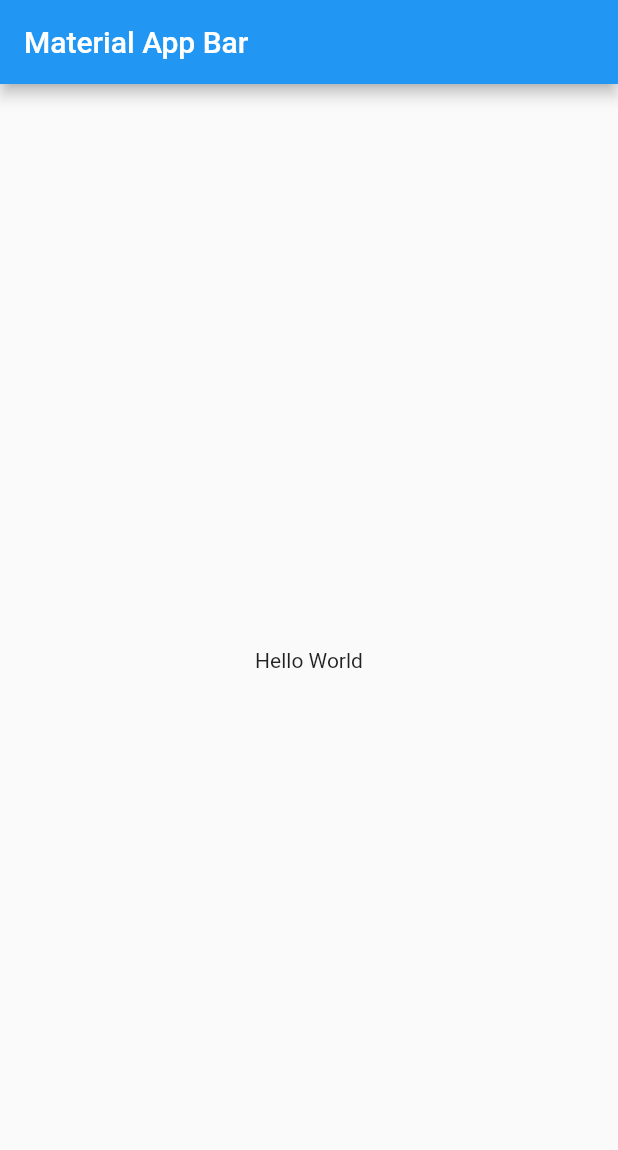
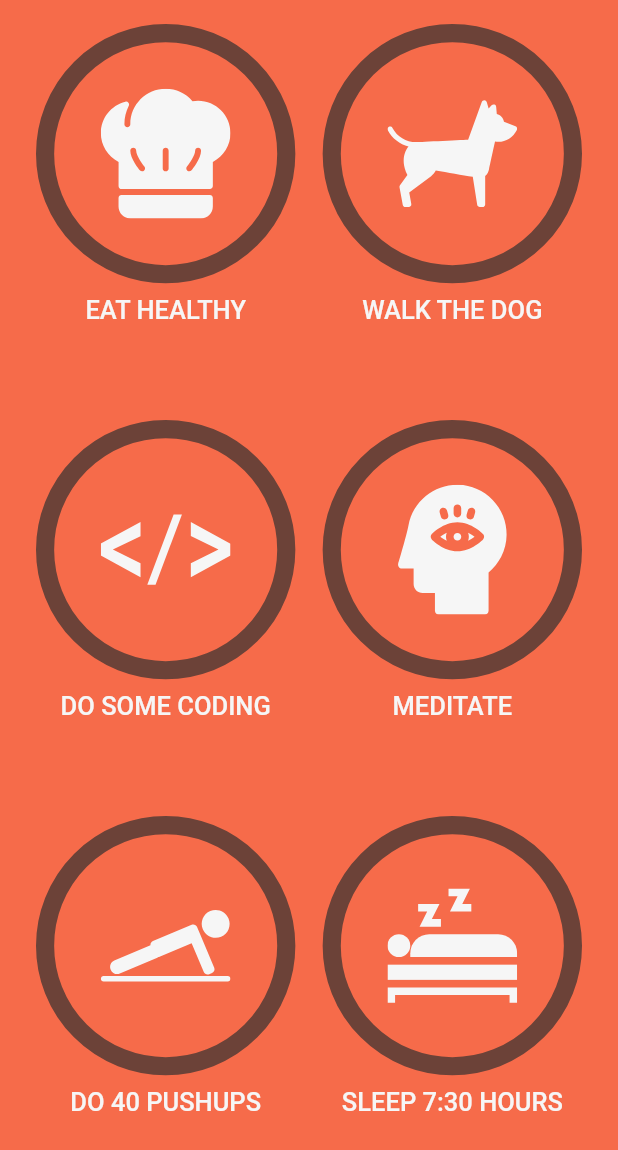
Before and after one commit to Yogi-04/flutter-habit-tracker, a Flutter app: the screen it shows after launch, on a phone screen of 412 x 824 dp. Shown: the top 1150 px of the screen. Run offline on Flutter 3.47's test engine with Material 2 defaults, Android fonts, the light colour scheme and no system bars; our stand-ins replace flutter_svg, wakelock.

Commit message:
Completed home screen UI and added animations

```diff
--- a/analysis_options.yaml
+++ b/analysis_options.yaml
@@ -1,5 +1,4 @@
 include: all_lint_rules.yaml
-
 analyzer:
   strong-mode:
     implicit-casts: false
@@ -25,3 +24,5 @@ linter:
     always_put_required_named_parameters_first: false
     diagnostic_describe_all_properties: false
     lines_longer_than_80_chars: false
+    require_trailing_commas: false
+    library_private_types_in_public_api: false
--- /dev/null
+++ b/lib/core/size_config.dart
@@ -0,0 +1,46 @@
+import 'package:flutter/material.dart';
+
+class SizeConfig {
+  SizeConfig._();
+  static final SizeConfig _sizeConfig = SizeConfig._();
+  static SizeConfig get instance => _sizeConfig;
+
+  void initialize(
+    BoxConstraints constraints,
+    Orientation orientation,
+  ) {
+    if (orientation == Orientation.portrait) {
+      _handlePortraitOrientation(constraints);
+      return;
+    }
+    _handleLandscapeOrientation(constraints);
+  }
+
+  void _handlePortraitOrientation(BoxConstraints constraints) {
+    _screenWidth = constraints.maxWidth;
+    _screenHeight = constraints.maxHeight;
+    _isPortrait = true;
+    if (screenWidth < 450) _isMobilePortrait = true;
+  }
+
+  void _handleLandscapeOrientation(BoxConstraints constraints) {
+    _screenWidth = constraints.maxHeight;
+    _screenHeight = constraints.maxWidth;
+    _isPortrait = false;
+    _isMobilePortrait = false;
+  }
+
+  late double _screenWidth;
+  late double _screenHeight;
+  bool _isPortrait = true;
+  bool _isMobilePortrait = false;
+
+  num getHeight(num width, num aspectRatio) => width / aspectRatio;
+
+  double get screenWidth => _screenWidth;
+  double get screenHeight => _screenHeight;
+  double get blockWidth => screenWidth / 100;
+  double get blockHeight => screenHeight / 100;
+  bool get isPortrait => _isPortrait;
+  bool get isMobilePortrait => _isMobilePortrait;
+}
--- a/lib/main.dart
+++ b/lib/main.dart
@@ -1,10 +1,12 @@
 import 'package:flutter/foundation.dart';
 import 'package:flutter/material.dart';
-import 'package:habit_tracker/core/resources/colors.dart';
-import 'package:habit_tracker/core/theme/theme.dart';
 import 'package:wakelock/wakelock.dart';
 
+import 'core/resources/colors.dart';
 import 'core/resources/svgs.dart';
+import 'core/size_config.dart';
+import 'core/theme/theme.dart';
+import 'screens/home/home_screen.dart';
 
 Future<void> main() async {
   WidgetsFlutterBinding.ensureInitialized();
@@ -18,18 +20,18 @@ class MyApp extends StatelessWidget {
 
   @override
   Widget build(BuildContext context) {
-    return MaterialApp(
-      title: 'Material App',
-      home: AppTheme(
-        data: AppThemeData.defaultWithSwatch(AppColors.red),
-        child: Scaffold(
-          appBar: AppBar(
-            title: const Text('Material App Bar'),
-          ),
-          body: const Center(
-            child: Text('Hello World'),
-          ),
-        ),
+    return LayoutBuilder(
+      builder: (context, constraints) => OrientationBuilder(
+        builder: (context, orientation) {
+          SizeConfig.instance.initialize(constraints, orientation);
+          return MaterialApp(
+            title: 'Habit Tracker',
+            home: AppTheme(
+              data: AppThemeData.defaultWithSwatch(AppColors.red),
+              child: const HomeScreen(),
+            ),
+          );
+        },
       ),
     );
   }
--- /dev/null
+++ b/lib/models/task_preset.dart
@@ -0,0 +1,19 @@
+import 'package:flutter/cupertino.dart';
+
+@immutable
+class TaskPreset {
+  final String name;
+  final String svgPath;
+
+  const TaskPreset({required this.name, required this.svgPath});
+
+  @override
+  bool operator ==(Object other) {
+    if (identical(this, other)) return true;
+
+    return other is TaskPreset && other.name == name && other.svgPath == svgPath;
+  }
+
+  @override
+  int get hashCode => name.hashCode ^ svgPath.hashCode;
+}
--- /dev/null
+++ b/lib/screens/home/home_screen.dart
@@ -0,0 +1,32 @@
+import 'package:flutter/material.dart';
+import 'package:habit_tracker/core/size_config.dart';
+import 'package:habit_tracker/screens/home/widgets/task_grid.dart';
+
+import '../../core/resources/svgs.dart';
+import '../../core/theme/theme.dart';
+import '../../models/task_preset.dart';
+import '../../shared/task/task_with_name.dart';
+
+class HomeScreen extends StatelessWidget {
+  const HomeScreen({Key? key}) : super(key: key);
+
+  @override
+  Widget build(BuildContext context) {
+    return Scaffold(
+      backgroundColor: AppTheme.of(context).primary,
+      body: const Padding(
+        padding: EdgeInsets.symmetric(horizontal: 24.0, vertical: 16.0),
+        child: TasksGrid(tasks: kTasks),
+      ),
+    );
+  }
+}
+
+const kTasks = <TaskPreset>[
+  TaskPreset(name: 'Eat Healthy', svgPath: AppSvgs.chef),
+  TaskPreset(name: 'Walk the Dog', svgPath: AppSvgs.dog),
+  TaskPreset(name: 'Do some Coding', svgPath: AppSvgs.html),
+  TaskPreset(name: 'Meditate', svgPath: AppSvgs.meditation),
+  TaskPreset(name: 'Do 40 Pushups', svgPath: AppSvgs.pushups),
+  TaskPreset(name: 'Sleep 7:30 hours', svgPath: AppSvgs.rest),
+];
--- /dev/null
+++ b/lib/screens/home/widgets/task_grid.dart
@@ -0,0 +1,36 @@
+import 'dart:math';
+
+import 'package:flutter/material.dart';
+import 'package:habit_tracker/models/task_preset.dart';
+import 'package:habit_tracker/shared/task/task_with_name.dart';
+
+class TasksGrid extends StatelessWidget {
+  final List<TaskPreset> tasks;
+
+  const TasksGrid({Key? key, required this.tasks}) : super(key: key);
+
+  @override
+  Widget build(BuildContext context) {
+    return LayoutBuilder(
+      builder: (context, constraints) {
+        final _crossAxisSpacing = constraints.maxWidth * .05;
+        final _taskWidth = (constraints.maxWidth - _crossAxisSpacing) * .5;
+        const _aspectRatio = .8;
+        final _taskHeight = _taskWidth / _aspectRatio;
+        final _mainAxisSpacing = (constraints.maxHeight - _taskHeight * 3) / 3.0;
+
+        return GridView.builder(
+          physics: const NeverScrollableScrollPhysics(),
+          gridDelegate: SliverGridDelegateWithFixedCrossAxisCount(
+            crossAxisCount: 2,
+            crossAxisSpacing: _crossAxisSpacing,
+            mainAxisSpacing: _mainAxisSpacing,
+            childAspectRatio: _aspectRatio,
+          ),
+          itemBuilder: (context, index) => TaskWithName(taskPreset: tasks[index]),
+          itemCount: tasks.length,
+        );
+      },
+    );
+  }
+}
--- /dev/null
+++ b/lib/shared/clickable_svgs.dart
@@ -0,0 +1,24 @@
+import 'package:flutter/material.dart';
+import 'package:flutter_svg/flutter_svg.dart';
+
+class ClickableSvgs extends StatelessWidget {
+  final String svgPath;
+  final Color? color;
+  final double? width;
+
+  const ClickableSvgs({
+    Key? key,
+    required this.svgPath,
+    this.color,
+    this.width,
+  }) : super(key: key);
+
+  @override
+  Widget build(BuildContext context) {
+    return SvgPicture.asset(
+      svgPath,
+      color: color,
+      width: width,
+    );
+  }
+}
--- /dev/null
+++ b/lib/shared/task/animates_task.dart
@@ -0,0 +1,107 @@
+import 'package:flutter/material.dart';
+import 'package:habit_tracker/core/size_config.dart';
+
+import '../../core/resources/svgs.dart';
+import '../../core/theme/theme.dart';
+import '../clickable_svgs.dart';
+import 'task_completion_ring.dart';
+
+class AnimatedTask extends StatefulWidget {
+  final String icon;
+
+  const AnimatedTask({Key? key, required this.icon}) : super(key: key);
+
+  @override
+  _AnimatedTaskState createState() => _AnimatedTaskState();
+}
+
+class _AnimatedTaskState extends State<AnimatedTask> with SingleTickerProviderStateMixin {
+  late final AnimationController _animationController;
+  late final Animation<double> _curveAnimation;
+  final showCheckIconNotifier = ValueNotifier<bool>(false);
+
+  @override
+  void initState() {
+    super.initState();
+    _animationController = AnimationController(
+      vsync: this,
+      duration: const Duration(milliseconds: 700),
+    );
+    _curveAnimation = _animationController.drive(CurveTween(curve: Curves.easeInOut));
+
+    _animationController.addStatusListener(_handleStatusListener);
+  }
+
+  void _handleTapCancel() {
+    if (_animationController.status == AnimationStatus.completed) return;
+    _animationController.reverse();
+  }
+
+  void _handleTapDown(TapDownDetails details) {
+    if (_animationController.status == AnimationStatus.completed && !showCheckIconNotifier.value) {
+      _animationController.reset();
+    }
+    _animationController.forward();
+  }
+
+  void _handleStatusListener(AnimationStatus status) {
+    if (status == AnimationStatus.completed) {
+      showCheckIconNotifier.value = true;
+      Future.delayed(const Duration(seconds: 1), () {
+        showCheckIconNotifier.value = false;
+      });
+    }
+  }
+
+  @override
+  void setState(VoidCallback fn) {
+    if (!mounted) return;
+    super.setState(fn);
+  }
+
+  @override
+  void dispose() {
+    _animationController
+      ..dispose()
+      ..removeStatusListener(_handleStatusListener);
+    showCheckIconNotifier.dispose();
+    super.dispose();
+  }
+
+  @override
+  Widget build(BuildContext context) {
+    final _theme = AppTheme.of(context);
+
+    return GestureDetector(
+      onTapDown: _handleTapDown,
+      onTapUp: (_) => _handleTapCancel(),
+      onTapCancel: _handleTapCancel,
+      child: AnimatedBuilder(
+        animation: _curveAnimation,
+        builder: (context, child) {
+          final _iconColor = _curveAnimation.isCompleted ? _theme.accentNegative : _theme.taskIcon;
+
+          return Stack(
+            alignment: Alignment.center,
+            children: [
+              TaskCompletionRing(progress: _curveAnimation.value),
+              ValueListenableBuilder<bool>(
+                valueListenable: showCheckIconNotifier,
+                builder: (context, showCheckIcon, child) => FractionallySizedBox(
+                  widthFactor: .5,
+                  child: AspectRatio(
+                    aspectRatio: 1,
+                    child: ClickableSvgs(
+                      svgPath: showCheckIcon ? AppSvgs.check : widget.icon,
+                      color: _iconColor,
+                    ),
+                  ),
+                ),
+              ),
+            ],
+          );
+        },
+      ),
+    );
+  }
+}
--- /dev/null
+++ b/lib/shared/task/task_completion_ring.dart
@@ -0,0 +1,76 @@
+import 'dart:math';
+
+import 'package:flutter/material.dart';
+
+import '../../core/theme/theme.dart';
+
+class TaskCompletionRing extends StatelessWidget {
+  final double progress;
+
+  const TaskCompletionRing({Key? key, required this.progress}) : super(key: key);
+
+  @override
+  Widget build(BuildContext context) {
+    final _appTheme = AppTheme.of(context);
+
+    return AspectRatio(
+      aspectRatio: 1.0,
+      child: CustomPaint(
+        painter: RingPainter(
+          progress: progress,
+          taskCompletedColor: _appTheme.accent,
+          taskNotCompletedColor: _appTheme.taskRing,
+        ),
+      ),
+    );
+  }
+}
+
+@immutable
+class RingPainter extends CustomPainter {
+  final double progress;
+  final Color taskCompletedColor;
+  final Color taskNotCompletedColor;
+
+  const RingPainter({
+    required this.progress,
+    required this.taskCompletedColor,
+    required this.taskNotCompletedColor,
+  });
+
+  @override
+  void paint(Canvas canvas, Size size) {
+    final _isCompleted = progress == 1.0;
+
+    final _strokeWidth = size.width * .07;
+    final _center = Offset(size.width * .5, size.height * .5);
+    final _radius = _isCompleted ? (size.width) / 2 : (size.width - _strokeWidth) / 2;
+
+    if (!_isCompleted) {
+      final _backgroundPaint = Paint()
+        ..isAntiAlias = true
+        ..strokeWidth = _strokeWidth
+        ..color = taskNotCompletedColor
+        ..style = PaintingStyle.stroke;
+
+      canvas.drawCircle(_center, _radius, _backgroundPaint);
+    }
+
+    final _foregroundPaint = Paint()
+      ..isAntiAlias = true
+      ..strokeWidth = _strokeWidth
+      ..color = taskCompletedColor
+      ..style = _isCompleted ? PaintingStyle.fill : PaintingStyle.stroke;
+
+    canvas.drawArc(
+      Rect.fromCircle(center: _center, radius: _radius),
+      -(pi * .5),
+      2 * pi * progress,
+      false,
+      _foregroundPaint,
+    );
+  }
+
+  @override
+  bool shouldRepaint(covariant RingPainter oldDelegate) => oldDelegate.progress != progress;
+}
--- /dev/null
+++ b/lib/shared/task/task_with_name.dart
@@ -0,0 +1,29 @@
+import 'package:flutter/material.dart';
+import '../../core/styles/text_style.dart';
+import '../../core/theme/theme.dart';
+import '../../models/task_preset.dart';
+import 'animates_task.dart';
+
+class TaskWithName extends StatelessWidget {
+  final TaskPreset taskPreset;
+
+  const TaskWithName({Key? key, required this.taskPreset}) : super(key: key);
+
+  @override
+  Widget build(BuildContext context) {
+    return Column(
+      mainAxisSize: MainAxisSize.min,
+      children: [
+        AnimatedTask(icon: taskPreset.svgPath),
+        const SizedBox(height: 8.0),
+        Text(
+          taskPreset.name.toUpperCase(),
+          textAlign: TextAlign.center,
+          style: AppTextStyle.taskName.copyWith(
+            color: AppTheme.of(context).accent,
+          ),
+        ),
+      ],
+    );
+  }
+}
```
